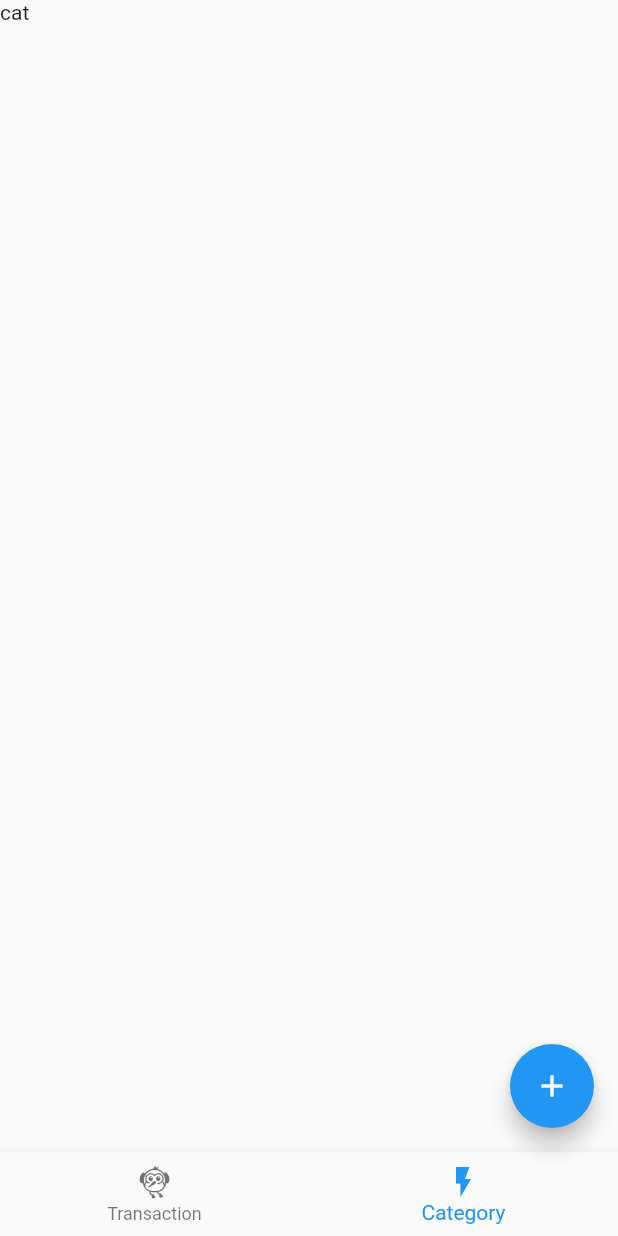
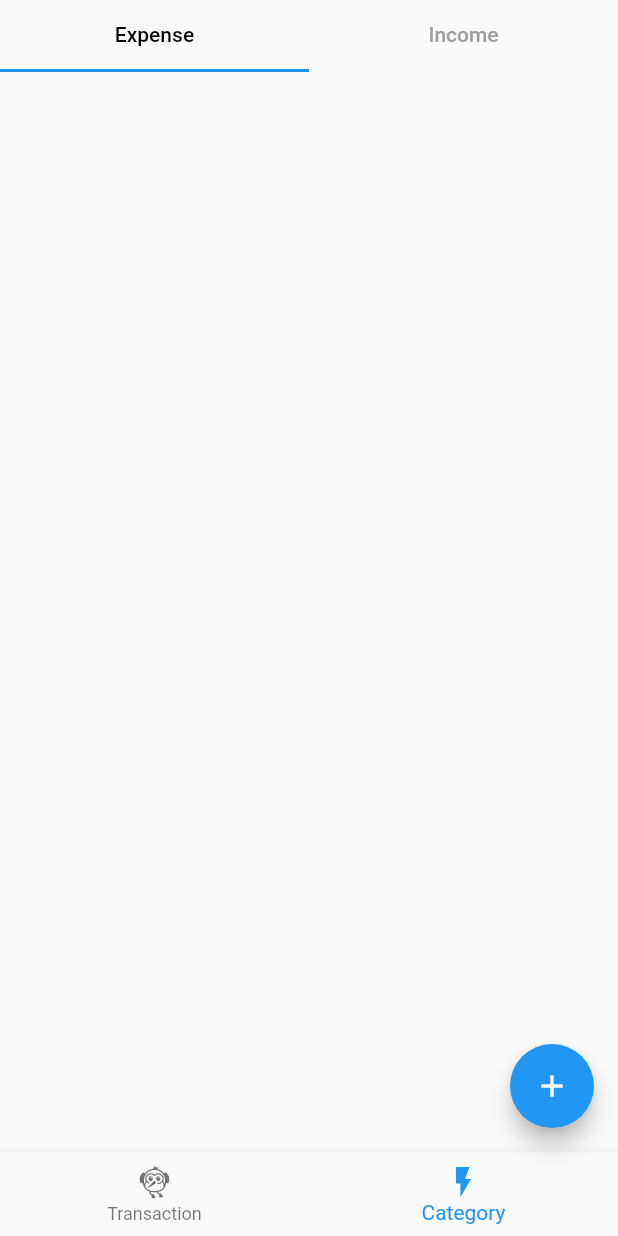
Before and after one commit to Akhil-ps-dev/learning_2, a Flutter app: the screen it shows after launch, item 2 of the bottom bar chosen, after a tap on the "add" icon, on a phone screen of 412 x 824 dp. Run offline on Flutter 3.47's test engine with Material 2 defaults, Android fonts, the phone set to English and light mode, and no system bars.

Commit message:
tab bar completed

```diff
--- a/lib/screens/category/cate.dart
+++ b/lib/screens/category/cate.dart
@@ -1,11 +1,39 @@
 import 'package:flutter/material.dart';
-class ScreenCategory extends StatelessWidget {
+
+class ScreenCategory extends StatefulWidget {
   const ScreenCategory({super.key});
 
   @override
+  State<ScreenCategory> createState() => _ScreenCategoryState();
+}
+
+class _ScreenCategoryState extends State<ScreenCategory>
+    with SingleTickerProviderStateMixin {
+  late TabController _tabcontoller;
+  @override
+  void initState() {
+    _tabcontoller = TabController(length: 2, vsync: this);
+    super.initState();
+  }
+
+  @override
   Widget build(BuildContext context) {
-    return Scaffold(
-      body: Text('cat'),
+    return Column(
+      children: [
+        TabBar(
+          controller: _tabcontoller,
+          labelColor: Colors.black,
+          unselectedLabelColor: Colors.grey,
+          tabs: [
+            Tab(
+              text: 'Expense',
+            ),
+            Tab(
+              text: 'Income',
+            ),
+          ],
+        )
+      ],
     );
   }
 }
--- a/lib/screens/home/home.dart
+++ b/lib/screens/home/home.dart
@@ -28,7 +28,7 @@ class Home extends StatelessWidget {
             print('cate');
           }
         },
-        child: Icon(Icons.add),
+        child: const Icon(Icons.add),
       ),
     );
   }
--- a/lib/screens/transaction/trans.dart
+++ b/lib/screens/transaction/trans.dart
@@ -5,8 +5,27 @@ class ScreenTrans extends StatelessWidget {
 
   @override
   Widget build(BuildContext context) {
-    return Scaffold(
-      body: Text('trans'),
+    return Padding(
+      padding: const EdgeInsets.all(10),
+      child: ListView.separated(
+        itemBuilder: (ctx, index) => Card(
+          child: ListTile(
+            leading: CircleAvatar(
+              backgroundColor: Colors.black,
+              radius: 50,
+              child: Text('25\ndec'),
+            ),
+            title: Text(' Travel'),
+            subtitle: Text('rs 10000'),
+          ),
+        ),
+        separatorBuilder: ((ctx, index) {
+          return const SizedBox(
+            height: 10,
+          );
+        }),
+        itemCount: 5,
+      ),
     );
   }
 }
```
